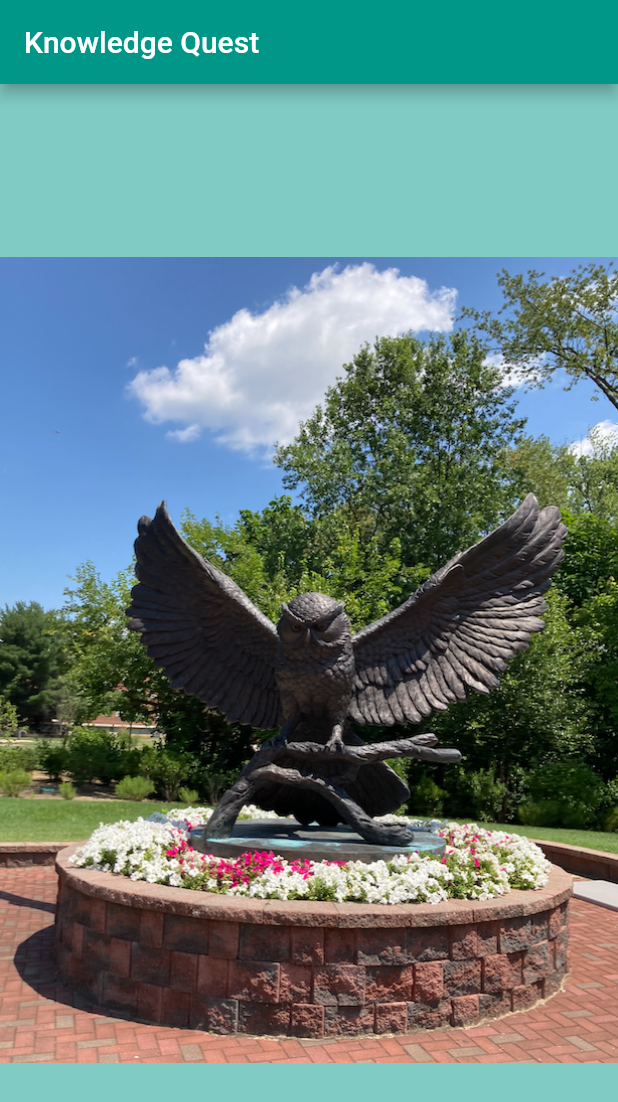
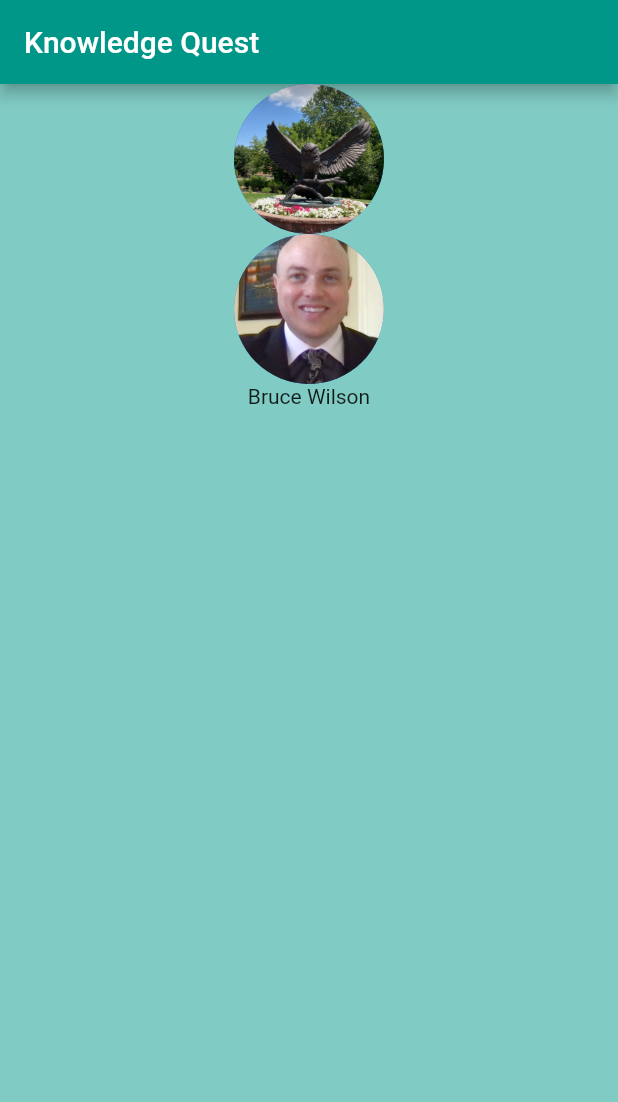
Before and after one commit to brucewilson1103/poor, a Flutter app: the screen it shows after launch, on a phone screen of 412 x 824 dp. Shown: the top 1102 px of the screen. Run offline on Flutter 3.47's test engine with Material 2 defaults, Android fonts, the phone set to English and light mode, and no system bars.

Commit message:
image file

```diff
--- a/lib/main.dart
+++ b/lib/main.dart
@@ -1,6 +1,12 @@
 import 'package:flutter/material.dart';
+import 'package:flutter/services.dart';
 
 void main() {
+  WidgetsFlutterBinding.ensureInitialized();
+  SystemChrome.setPreferredOrientations([
+    DeviceOrientation.portraitUp,
+    DeviceOrientation.portraitDown
+  ]);
   runApp(TestApp());
 }
 
@@ -17,10 +23,23 @@ class TestApp extends StatelessWidget {
         ),
         backgroundColor: Colors.teal[200],
         body: Center(
-          child: Image(
-            image: AssetImage('images/Owl.png'),
-            // image: NetworkImage('https://images.unsplash.com/photo-1593672755342-741a7f868732?ixid=MnwxMjA3fDB8MHxzZWFyY2h8Mnx8MTAwJTIwZG9sbGFyJTIwYmlsbHxlbnwwfHwwfHw%3D&ixlib=rb-1.2.1&w=1000&q=80')
+          child: Column(
+            children: [
+              CircleAvatar(
+                radius: 50,
+                backgroundImage: AssetImage('images/Owl.png'),
+              ),
+              CircleAvatar(
+                radius: 50,
+                backgroundImage: AssetImage('images/bruce.png'),
+              ),
+              Text(
+                'Bruce Wilson'
+              )
+
+            ],
           ),
+          // child:
         ),
       ),
     );
--- a/pubspec.yaml
+++ b/pubspec.yaml
@@ -20,3 +20,4 @@ flutter:
   uses-material-design: true
   assets:
     - images/Owl.png
+    - images/bruce.png
```
Also changed, not shown: images/bruce.png (added), pubspec.lock, 2 other files.
